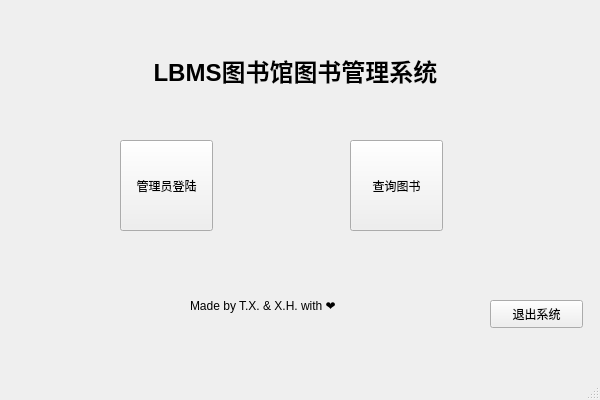
Before: the Qt Designer form LBMS/QtGuiApplication5.ui in Foldblade/LBMS-CPP, drawn with Qt 5.
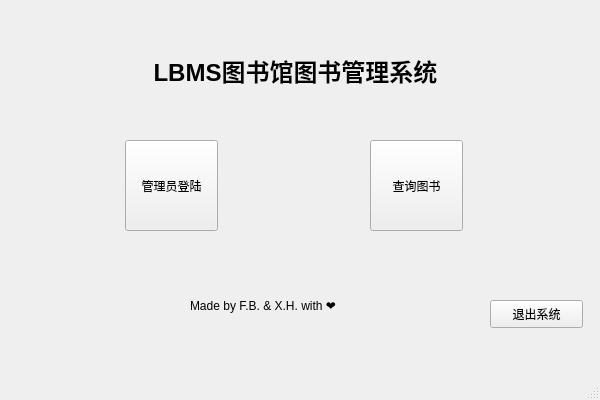
After: the same form once the commit is applied.

```diff
--- a/LBMS/QtGuiApplication5.ui
+++ b/LBMS/QtGuiApplication5.ui
@@ -17,7 +17,7 @@
    <widget class="QPushButton" name="administor">
     <property name="geometry">
      <rect>
-      <x>120</x>
+      <x>125</x>
       <y>140</y>
       <width>93</width>
       <height>91</height>
@@ -30,7 +30,7 @@
    <widget class="QPushButton" name="search">
     <property name="geometry">
      <rect>
-      <x>350</x>
+      <x>370</x>
       <y>140</y>
       <width>93</width>
       <height>91</height>
@@ -63,7 +63,7 @@
      </rect>
     </property>
     <property name="text">
-     <string>Made by T.X. &amp; X.H. with ❤ </string>
+     <string>Made by F.B. &amp; X.H. with ❤ </string>
     </property>
    </widget>
    <widget class="QLabel" name="label">
```
